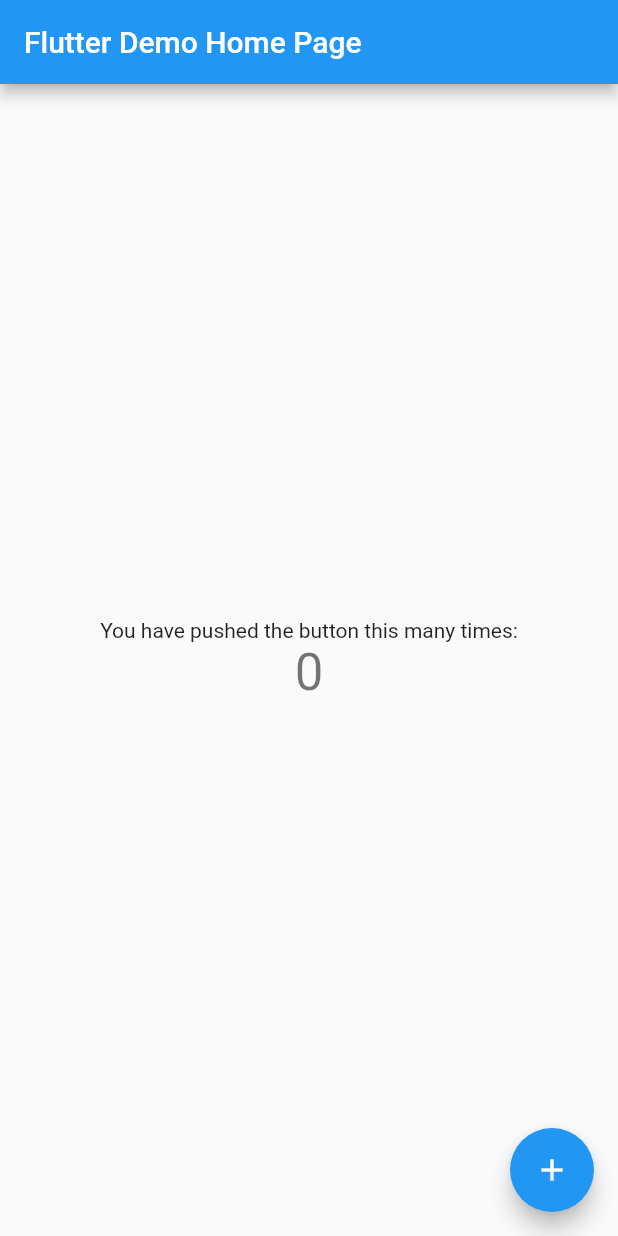
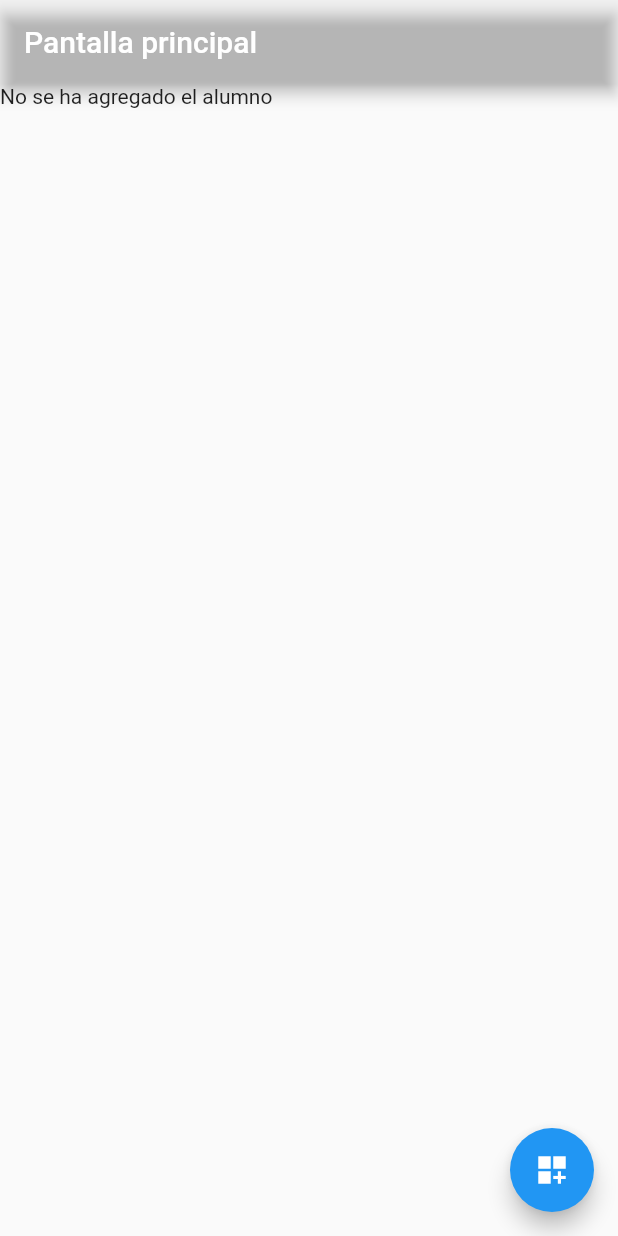
Before and after one commit to montionH/manejo_estados_tarea, a Flutter app: the screen it shows after launch, on a phone screen of 412 x 824 dp. Run offline on Flutter 3.47's test engine with Material 2 defaults, Android fonts, the phone set to English and light mode, and no system bars; our stand-ins replace get; missing offline and left inert: dart:html.

Commit message:
Add files via upload

```diff
--- a/lib/main.dart
+++ b/lib/main.dart
@@ -1,114 +1,21 @@
 import 'package:flutter/material.dart';
 import 'package:get/get.dart';
+import 'package:manejo_estados_tarea/pantallas/pantalla1.dart';
+import 'package:manejo_estados_tarea/pantallas//pantalla2.dart';
 
-void main() {
-  runApp(MyApp());
-}
+void main() => runApp(MyApp());
 
 class MyApp extends StatelessWidget {
-  // This widget is the root of your application.
   @override
   Widget build(BuildContext context) {
-    return MaterialApp(
-      title: 'manejo de estados',
-      theme: ThemeData(
-        // This is the theme of your application.
-        //
-        // Try running your application with "flutter run". You'll see the
-        // application has a blue toolbar. Then, without quitting the app, try
-        // changing the primarySwatch below to Colors.green and then invoke
-        // "hot reload" (press "r" in the console where you ran "flutter run",
-        // or simply save your changes to "hot reload" in a Flutter IDE).
-        // Notice that the counter didn't reset back to zero; the application
-        // is not restarted.
-        primarySwatch: Colors.blue,
-      ),
-      home: MyHomePage(title: 'Flutter Demo Home Page'),
+    return GetMaterialApp(
+      title: 'Manejo de estados tarea',
+      initialRoute: '/pantalla1',
+      getPages: [
+        //Podemos usar inyeccion de dependencias
+        GetPage(name: '/pantalla1', page: () => Pantalla1()),
+        GetPage(name: '/pantalla2', page: () => Pantalla2())
+      ],
     );
   }
 }
-
-class MyHomePage extends StatefulWidget {
-  MyHomePage({Key? key, required this.title}) : super(key: key);
-
-  // This widget is the home page of your application. It is stateful, meaning
-  // that it has a State object (defined below) that contains fields that affect
-  // how it looks.
-
-  // This class is the configuration for the state. It holds the values (in this
-  // case the title) provided by the parent (in this case the App widget) and
-  // used by the build method of the State. Fields in a Widget subclass are
-  // always marked "final".
-
-  final String title;
-
-  @override
-  _MyHomePageState createState() => _MyHomePageState();
-}
-
-class _MyHomePageState extends State<MyHomePage> {
-  int _counter = 0;
-
-  void _incrementCounter() {
-    setState(() {
-      // This call to setState tells the Flutter framework that something has
-      // changed in this State, which causes it to rerun the build method below
-      // so that the display can reflect the updated values. If we changed
-      // _counter without calling setState(), then the build method would not be
-      // called again, and so nothing would appear to happen.
-      _counter++;
-    });
-  }
-
-  @override
-  Widget build(BuildContext context) {
-    // This method is rerun every time setState is called, for instance as done
-    // by the _incrementCounter method above.
-    //
-    // The Flutter framework has been optimized to make rerunning build methods
-    // fast, so that you can just rebuild anything that needs updating rather
-    // than having to individually change instances of widgets.
-    return Scaffold(
-      appBar: AppBar(
-        // Here we take the value from the MyHomePage object that was created by
-        // the App.build method, and use it to set our appbar title.
-        title: Text(widget.title),
-      ),
-      body: Center(
-        // Center is a layout widget. It takes a single child and positions it
-        // in the middle of the parent.
-        child: Column(
-          // Column is also a layout widget. It takes a list of children and
-          // arranges them vertically. By default, it sizes itself to fit its
-          // children horizontally, and tries to be as tall as its parent.
-          //
-          // Invoke "debug painting" (press "p" in the console, choose the
-          // "Toggle Debug Paint" action from the Flutter Inspector in Android
-          // Studio, or the "Toggle Debug Paint" command in Visual Studio Code)
-          // to see the wireframe for each widget.
-          //
-          // Column has various properties to control how it sizes itself and
-          // how it positions its children. Here we use mainAxisAlignment to
-          // center the children vertically; the main axis here is the vertical
-          // axis because Columns are vertical (the cross axis would be
-          // horizontal).
-          mainAxisAlignment: MainAxisAlignment.center,
-          children: <Widget>[
-            Text(
-              'You have pushed the button this many times:',
-            ),
-            Text(
-              '$_counter',
-              style: Theme.of(context).textTheme.headline4,
-            ),
-          ],
-        ),
-      ),
-      floatingActionButton: FloatingActionButton(
-        onPressed: _incrementCounter,
-        tooltip: 'Increment',
-        child: Icon(Icons.add),
-      ), // This trailing comma makes auto-formatting nicer for build methods.
-    );
-  }
-}
--- /dev/null
+++ b/lib/modelo/usuario.dart
@@ -0,0 +1,18 @@
+class Usuario {
+  //? El atributo es opcional
+  String? nombre;
+  int? edad;
+  String? control;
+
+  String? carrera;
+  //Las materias son obligatorias
+  List<String> participacion;
+
+  //Las materias las inicializamos con una lista vacia
+  Usuario(
+      {this.nombre,
+      this.edad,
+      this.control,
+      this.carrera,
+      this.participacion = const []});
+}
--- /dev/null
+++ b/lib/pantallas/pantalla1.dart
@@ -0,0 +1,84 @@
+import 'package:flutter/material.dart';
+import 'package:get/get.dart';
+import 'package:manejo_estados_tarea/controlador/control.dart';
+import 'package:manejo_estados_tarea/modelo/usuario.dart';
+import 'package:manejo_estados_tarea/pantallas/pantalla2.dart';
+
+class Pantalla1 extends StatelessWidget {
+  const Pantalla1({Key? key}) : super(key: key);
+
+  @override
+  Widget build(BuildContext context) {
+    //Guardar la informacion de la inyeccion de dependencia
+    final usuarioCtrl = Get.put(UsuarioController());
+    return Scaffold(
+      appBar: AppBar(
+        backgroundColor: Color.fromARGB(0, 20, 500, 120),
+        title: Text('Pantalla principal'),
+      ),
+      //Obx es de Getx y cada vez que cambia una propiedad de estado, se redibuja el widget
+      body: Obx(() => usuarioCtrl.existeUsuario.value
+          ? InformacionUsuario(
+              usuario: usuarioCtrl.usuario.value,
+            )
+          : NoUsuario()),
+      floatingActionButton: FloatingActionButton(
+          child: Icon(Icons.dashboard_customize),
+          onPressed: () => Get.toNamed(
+              'pantalla2', //boton que me manda a la segunda pantalla
+              arguments: {})),
+    );
+  }
+}
+
+class NoUsuario extends StatelessWidget {
+  const NoUsuario({Key? key}) : super(key: key);
+
+  @override
+  Widget build(BuildContext context) {
+    return Container(
+      child: Text('No se ha agregado el alumno'),
+    );
+  }
+}
+
+class InformacionUsuario extends StatelessWidget {
+  final Usuario usuario;
+  const InformacionUsuario({Key? key, required this.usuario}) : super(key: key);
+
+  @override
+  Widget build(BuildContext context) {
+    return Container(
+      height: double.infinity,
+      width: double.infinity,
+      padding: EdgeInsets.all(25),
+      child: Column(
+        crossAxisAlignment: CrossAxisAlignment.start,
+        children: [
+          Text('Usuario'),
+          Divider(),
+          ListTile(
+            title: Text('Nombre: ${this.usuario.nombre}'),
+          ),
+          ListTile(
+            title: Text('Edad: ${this.usuario.edad}'),
+          ),
+          ListTile(
+            title: Text('N° control: ${this.usuario.control}'),
+          ),
+          ListTile(
+            title: Text('carrera: ${this.usuario.carrera}'),
+          ),
+          Divider(),
+          Text('Materias'),
+          Divider(),
+          ...usuario.participacion.map(
+            (e) => ListTile(
+              title: Text(e),
+            ),
+          ),
+        ],
+      ),
+    );
+  }
+}
```
Also changed, not shown: lib/controlador/control.dart (added, +33 -0 lines), lib/pantallas/pantalla2.dart (added, +70 -0 lines).
